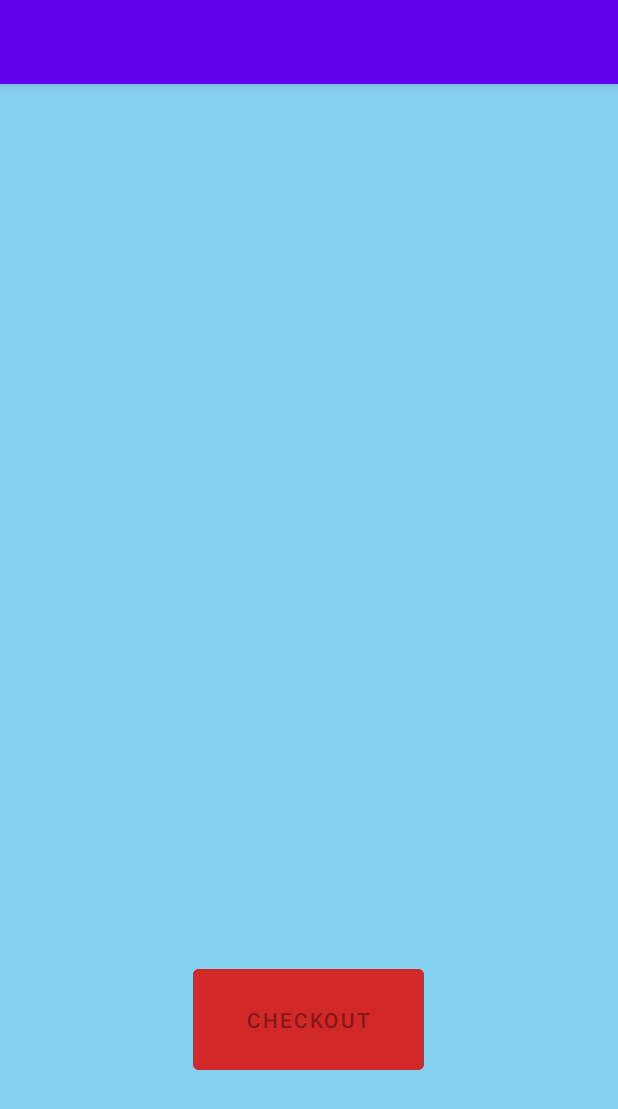
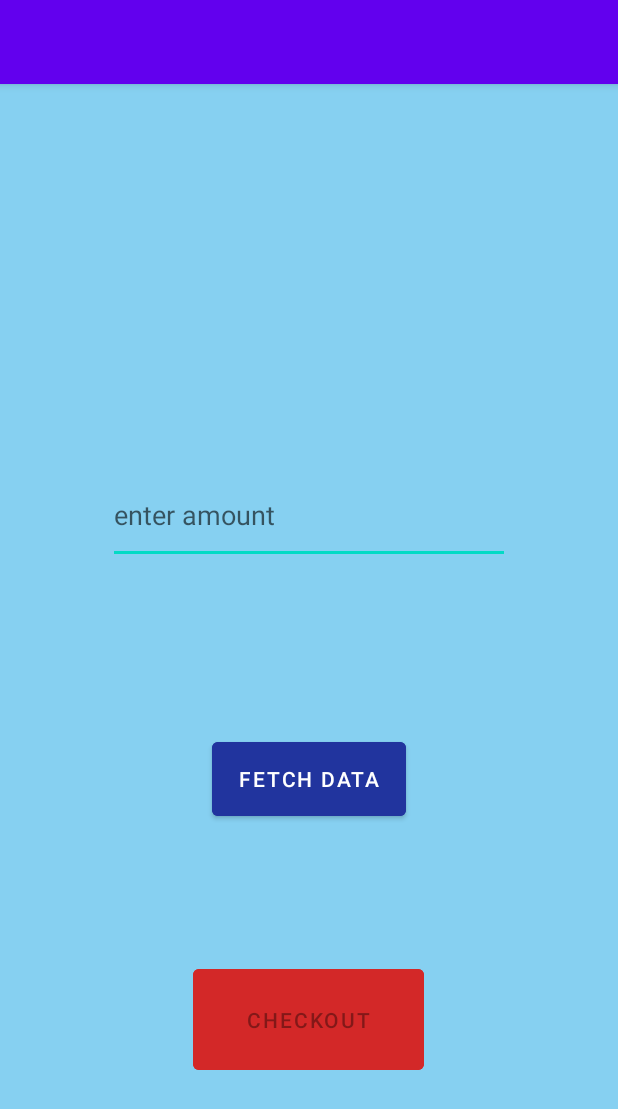
Before and after one commit to Hsin-Hung/FitnessApp, an Android app: the StripeActivity screen opened directly, with no data from a screen before it, on a phone screen of 412 x 824 dp. Shown: the top 1109 px of the screen. Run offline under Robolectric (Android 15) with nearby library versions, the phone set to English and light mode, and no system bars; libraries missing offline, so code that uses them is left out: com.stripe.android; 2 statements that could not run were skipped.

Commit message:
add dynamic payment

```diff
--- a/FitnessApp/app/src/main/AndroidManifest.xml
+++ b/FitnessApp/app/src/main/AndroidManifest.xml
@@ -11,7 +11,8 @@
         android:label="@string/app_name"
         android:roundIcon="@mipmap/ic_launcher_round"
         android:supportsRtl="true"
-        android:theme="@style/Theme.FitnessApp">
+        android:theme="@style/Theme.FitnessApp"
+        android:usesCleartextTraffic="true">
         <activity android:name=".SignUpActivity"></activity>
 
         <meta-data
--- a/FitnessApp/app/src/main/java/com/example/fitnessapp/StripeActivity.java
+++ b/FitnessApp/app/src/main/java/com/example/fitnessapp/StripeActivity.java
@@ -12,6 +12,7 @@ import android.os.Bundle;
 import android.util.Log;
 import android.view.View;
 import android.widget.Button;
+import android.widget.EditText;
 import android.widget.Toast;
 
 import com.stripe.android.PaymentConfiguration;
@@ -46,13 +47,14 @@ public class StripeActivity extends AppCompatActivity {
     private String ephemeralKeySecret;
 
     private Button buyButton;
-
+    private EditText amountPayET;
 
     @Override
     protected void onCreate(@Nullable Bundle savedInstanceState) {
         super.onCreate(savedInstanceState);
         setContentView(R.layout.activity_stripe);
 
+        amountPayET = (EditText) findViewById(R.id.amountPayET);
         buyButton = (Button) findViewById(R.id.buy_button);
 
         buyButton.setEnabled(false);
@@ -64,11 +66,17 @@ public class StripeActivity extends AppCompatActivity {
 
         buyButton.setOnClickListener(v -> presentPaymentSheet());
 
-        fetchInitData();
     }
 
-    private void fetchInitData() {
-        final String requestJson = "{}";
+    public void fetchInitData(View view) {
+
+       String amount = amountPayET.getText().toString();
+
+       if(amount.isEmpty()){
+           amount = "1099";
+        }
+
+        final String requestJson = "{\"amount\":"+amount+"}";
         final RequestBody requestBody = RequestBody.create(
                 requestJson,
                 MediaType.get("application/json; charset=utf-8")
@@ -95,7 +103,7 @@ public class StripeActivity extends AppCompatActivity {
                     ) throws IOException {
                         if (!response.isSuccessful()) {
                             // Handle failure
-
+                            System.out.println("not successylt");
                         } else {
                             final JSONObject responseJson = parseResponse(response.body());
                             paymentIntentClientSecret = responseJson.optString("paymentIntent");
--- a/FitnessApp/app/src/main/res/layout/activity_stripe.xml
+++ b/FitnessApp/app/src/main/res/layout/activity_stripe.xml
@@ -20,4 +20,31 @@
         app:layout_constraintTop_toTopOf="parent"
         app:layout_constraintVertical_bias="0.848" />
 
+    <Button
+        android:id="@+id/fetchDataBTN"
+        android:layout_width="129dp"
+        android:layout_height="61dp"
+        android:layout_marginBottom="56dp"
+        android:backgroundTint="#21349E"
+        android:onClick="fetchInitData"
+        android:text="Fetch Data"
+        app:layout_constraintBottom_toTopOf="@+id/buy_button"
+        app:layout_constraintEnd_toEndOf="parent"
+        app:layout_constraintStart_toStartOf="parent"
+        app:layout_constraintTop_toBottomOf="@+id/amountPayET"
+        app:layout_constraintVertical_bias="0.768" />
+
+    <EditText
+        android:id="@+id/amountPayET"
+        android:layout_width="268dp"
+        android:layout_height="65dp"
+        android:ems="10"
+        android:hint="enter amount"
+        android:inputType="numberDecimal"
+        app:layout_constraintBottom_toBottomOf="parent"
+        app:layout_constraintEnd_toEndOf="parent"
+        app:layout_constraintStart_toStartOf="parent"
+        app:layout_constraintTop_toTopOf="parent"
+        app:layout_constraintVertical_bias="0.362" />
+
 </androidx.constraintlayout.widget.ConstraintLayout>
```
